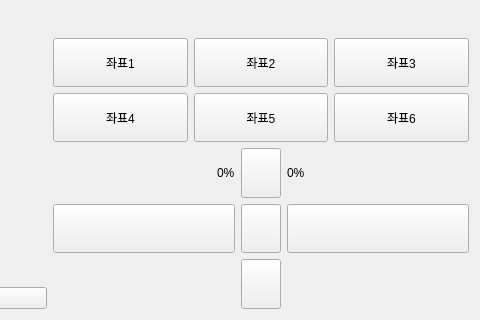
Qt form Turtlebot/smart_turtle_farm/ui/tab3turtlebotcontrolpannel.ui (eolgaemi/Intel4-Final-Project) before a commit; both pictures show x 380 to 860 and y 192 to 512 of the 860 by 512 pixel window.
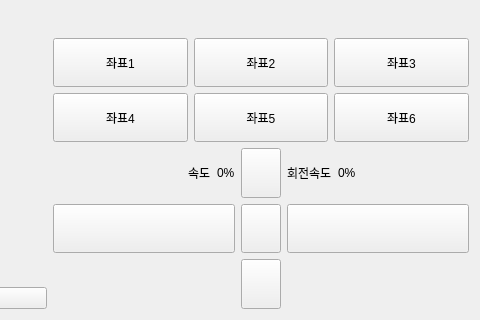
The same form after that commit. Icons and pictures are not drawn.

Patch:
```diff
--- a/Turtlebot/smart_turtle_farm/ui/tab3turtlebotcontrolpannel.ui
+++ b/Turtlebot/smart_turtle_farm/ui/tab3turtlebotcontrolpannel.ui
@@ -323,6 +323,13 @@
              </property>
             </spacer>
            </item>
+           <item>
+            <widget class="QLabel" name="label_2">
+             <property name="text">
+              <string>속도</string>
+             </property>
+            </widget>
+           </item>
            <item>
             <widget class="QLabel" name="pLBlinear">
              <property name="text">
@@ -334,6 +341,13 @@
          </item>
          <item row="0" column="2">
           <layout class="QHBoxLayout" name="horizontalLayout_6">
+           <item>
+            <widget class="QLabel" name="label_4">
+             <property name="text">
+              <string>회전속도</string>
+             </property>
+            </widget>
+           </item>
            <item>
             <widget class="QLabel" name="pLBangular">
              <property name="text">
```
